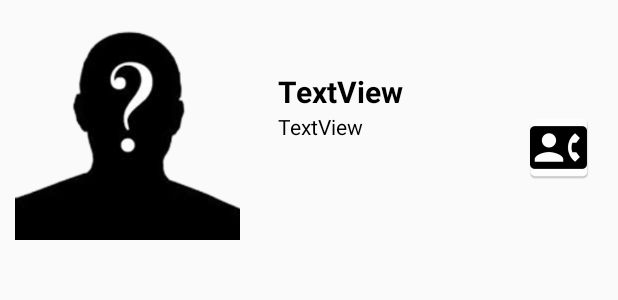
After one commit to iPilotte/AndroidFirst, an Android app: the layout my_layout.xml on its own in the app's theme, with its tools: preview values and no code run, on a phone screen of 412 x 824 dp. The commit adds this screen. Shown: the top 300 px of the screen. Run offline under Robolectric (Android 15) with nearby library versions, the phone set to English and light mode, and no system bars.

Commit message:
Show listView Complete

```diff
--- a/app/build.gradle
+++ b/app/build.gradle
@@ -28,4 +28,5 @@ dependencies {
     testCompile 'junit:junit:4.12'
     compile files('libs/simpleftp.jar')
     compile 'com.squareup.okhttp:okhttp:2.0.0'
+    compile files('libs/picasso-2.5.2.jar')
 }
--- /dev/null
+++ b/app/src/main/res/layout/my_layout.xml
@@ -0,0 +1,50 @@
+<?xml version="1.0" encoding="utf-8"?>
+<LinearLayout xmlns:android="http://schemas.android.com/apk/res/android"
+    xmlns:app="http://schemas.android.com/apk/res-auto"
+    android:orientation="horizontal" android:layout_width="match_parent"
+    android:layout_height="wrap_content">
+
+    <ImageView
+        android:layout_width="@dimen/icon"
+        android:layout_height="@dimen/icon"
+        app:srcCompat="@drawable/question_man"
+        android:id="@+id/imageView3"
+        android:layout_margin="10dp" />
+
+    <LinearLayout
+        android:orientation="vertical"
+        android:layout_width="match_parent"
+        android:layout_height="match_parent"
+        android:padding="15dp"
+        android:gravity="center_vertical">
+
+        <TextView
+            android:text="TextView"
+            android:layout_width="match_parent"
+            android:layout_height="wrap_content"
+            android:id="@+id/textView"
+            android:textStyle="bold"
+            android:textSize="@dimen/h2"
+            android:textColor="@android:color/black" />
+
+        <RelativeLayout
+            android:layout_width="match_parent"
+            android:layout_height="wrap_content">
+
+            <TextView
+                android:text="TextView"
+                android:layout_width="wrap_content"
+                android:layout_height="wrap_content"
+                android:id="@+id/textView3"
+                android:textColor="@android:color/black" />
+
+            <ImageView
+                android:layout_width="wrap_content"
+                android:layout_height="wrap_content"
+                app:srcCompat="@mipmap/my_phone"
+                android:id="@+id/imageView4"
+                android:layout_alignParentRight="true" />
+        </RelativeLayout>
+    </LinearLayout>
+
+</LinearLayout>
```
Also changed, not shown: app/src/main/AndroidManifest.xml (+8 -3 lines), app/src/main/java/kku03/chai/waya/training/MainActivity.java (+56 -0 lines), app/src/main/java/kku03/chai/waya/training/MyAdapter.java (added, +67 -0 lines), app/src/main/java/kku03/chai/waya/training/ServiceActivity.java (added, +31 -0 lines), app/src/main/res/layout/activity_service.xml (added, +19 -0 lines), app/libs/picasso-2.5.2.jar (added), app/src/main/my_phone-web.png (added), app/src/main/res/mipmap-hdpi/my_phone.png (added), app/src/main/res/mipmap-mdpi/my_phone.png (added), app/src/main/res/mipmap-xhdpi/my_phone.png (added), app/src/main/res/mipmap-xxhdpi/my_phone.png (added), app/src/main/res/mipmap-xxxhdpi/my_phone.png (added).
